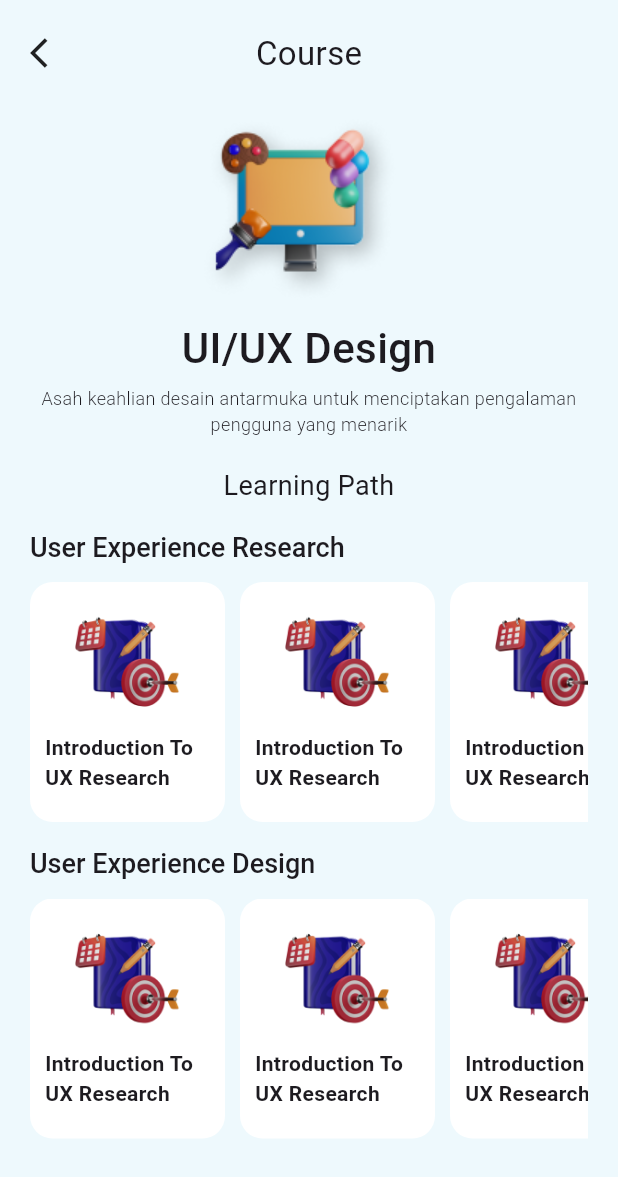
After one commit to OWLearns/mobile, a Flutter app: the CoursePage screen opened directly, after a tap on "Project Manager", on a phone screen of 412 x 824 dp. The commit adds this screen. Shown: the top 1177 px of the screen. Run offline on Flutter 3.47's test engine with Material 3 defaults, Android fonts, the phone set to English and light mode, and no system bars; our stand-ins replace shared_preferences, supabase_flutter, uni_links; accounts and stored records are empty.

Commit message:
feat : specific course page

```diff
--- a/lib/features/main/pages/course/course_page.dart
+++ b/lib/features/main/pages/course/course_page.dart
@@ -1,7 +1,5 @@
-import 'package:flutter/cupertino.dart';
 import 'package:flutter/material.dart';
-import 'package:flutter/services.dart';
-import 'package:flutter/widgets.dart';
+import 'package:mobile/features/main/pages/course/course_specific.dart';
 import 'package:mobile/shared/themes/color.dart';
 import 'package:mobile/shared/widgets/card.dart';
 import 'package:mobile/shared/widgets/search.dart';
@@ -84,7 +82,15 @@ class _CoursePageState extends State<CoursePage> {
   }
 
   Widget cardOngoing() {
-    return Container(
+    return InkWell(
+      onTap: () {
+        Navigator.of(context).push(
+          MaterialPageRoute(
+            builder: (context) => const CourseSpecificPage(),
+          ),
+        );
+      },
+      child: Container(
         width: MediaQuery.of(context).size.width,
         decoration: const BoxDecoration(
           borderRadius: BorderRadius.all(
@@ -199,6 +205,7 @@ class _CoursePageState extends State<CoursePage> {
             ),
           ],
         ),
+      ),
     );
   }
 }
--- /dev/null
+++ b/lib/features/main/pages/course/course_specific.dart
@@ -0,0 +1,176 @@
+import 'package:flutter/material.dart';
+import 'package:flutter/widgets.dart';
+import '../../../../shared/themes/color.dart';
+
+class CourseSpecificPage extends StatefulWidget {
+  const CourseSpecificPage({super.key});
+
+  @override
+  State<CourseSpecificPage> createState() => _CourseSpecificPageState();
+}
+
+class _CourseSpecificPageState extends State<CourseSpecificPage> {
+  @override
+  Widget build(BuildContext context) {
+    return Scaffold(
+      backgroundColor: owlBase,
+      body: SafeArea(
+        child: Padding(
+          padding: const EdgeInsets.all(20),
+          child: SingleChildScrollView(
+            child: Column(
+              crossAxisAlignment: CrossAxisAlignment.start,
+              children: [
+                Row(
+                  mainAxisAlignment: MainAxisAlignment.spaceBetween,
+                  children: [
+                    InkWell(
+                      onTap: () {
+                        Navigator.pop(context);
+                      },
+                      child: const Icon(Icons.arrow_back_ios),
+                    ),
+                    const Text(
+                      'Course',
+                      style: TextStyle(
+                        fontSize: 22,
+                      ),
+                      textAlign: TextAlign.center,
+                    ),
+                    const Icon(
+                      Icons.arrow_back_ios,
+                      color: owlBase,
+                    )
+                  ],
+                ),
+                const SizedBox(height: 15),
+                Center(child: Image.asset('assets/card/uiLogo.png')),
+                SizedBox(
+                  width: MediaQuery.of(context).size.width,
+                  child: const Text(
+                    'UI/UX Design',
+                    style: TextStyle(
+                      fontSize: 28,
+                      fontWeight: FontWeight.w500,
+                    ),
+                    textAlign: TextAlign.center,
+                  ),
+                ),
+                const SizedBox(height: 5),
+                SizedBox(
+                  width: MediaQuery.of(context).size.width,
+                  child: SizedBox(
+                    width: MediaQuery.of(context).size.width * 0.75,
+                    child: const Text(
+                      'Asah keahlian desain antarmuka untuk menciptakan pengalaman pengguna yang menarik',
+                      style: TextStyle(
+                        fontSize: 12,
+                        fontWeight: FontWeight.w300,
+                      ),
+                      textAlign: TextAlign.center,
+                    ),
+                  ),
+                ),
+                const SizedBox(height: 20),
+                SizedBox(
+                  width: MediaQuery.of(context).size.width,
+                  child: const Text(
+                    'Learning Path',
+                    style: TextStyle(
+                      fontSize: 18,
+                      fontWeight: FontWeight.w400,
+                    ),
+                    textAlign: TextAlign.center,
+                  ),
+                ),
+                const SizedBox(height: 15),
+                SizedBox(
+                  width: MediaQuery.of(context).size.width,
+                  child: const Text(
+                    'User Experience Research',
+                    textAlign: TextAlign.start,
+                    style: TextStyle(
+                      fontSize: 18,
+                      fontWeight: FontWeight.w500,
+                      letterSpacing: 0,
+                    ),
+                  ),
+                ),
+                const SizedBox(height: 10),
+                SingleChildScrollView(
+                  scrollDirection: Axis.horizontal,
+                  child: Row(
+                    children: [
+                      cardTopic(),
+                      const SizedBox(width: 10),
+                      cardTopic(),
+                      const SizedBox(width: 10),
+                      cardTopic(),
+                    ],
+                  ),
+                ),
+                const SizedBox(height: 15),
+                SizedBox(
+                  width: MediaQuery.of(context).size.width,
+                  child: const Text(
+                    'User Experience Design',
+                    textAlign: TextAlign.start,
+                    style: TextStyle(
+                      fontSize: 18,
+                      fontWeight: FontWeight.w500,
+                      letterSpacing: 0,
+                    ),
+                  ),
+                ),
+                const SizedBox(height: 10),
+                SingleChildScrollView(
+                  scrollDirection: Axis.horizontal,
+                  child: Row(
+                    children: [
+                      cardTopic(),
+                      const SizedBox(width: 10),
+                      cardTopic(),
+                      const SizedBox(width: 10),
+                      cardTopic(),
+                    ],
+                  ),
+                ),
+              ],
+            ),
+          ),
+        ),
+      ),
+    );
+  }
+
+  Widget cardTopic() {
+    return Container(
+      width: 130,
+      height: 160,
+      padding: const EdgeInsets.all(10),
+      decoration: BoxDecoration(
+        color: Colors.white,
+        borderRadius: BorderRadius.circular(
+          15,
+        ),
+      ),
+      child: Column(
+        mainAxisAlignment: MainAxisAlignment.center,
+        children: [
+          Image.asset(
+            'assets/card/pmLogo.png',
+            width: 120,
+            height: 70,
+          ),
+          const SizedBox(height: 10),
+          const Text(
+            "Introduction To UX Research",
+            style: TextStyle(
+              fontWeight: FontWeight.w600,
+            ),
+          ),
+        ],
+      ),
+    );
+  }
+}
```
Also changed, not shown: lib/main.dart (line endings or trailing spaces). Lines whose indentation alone changed are shown as unchanged.
